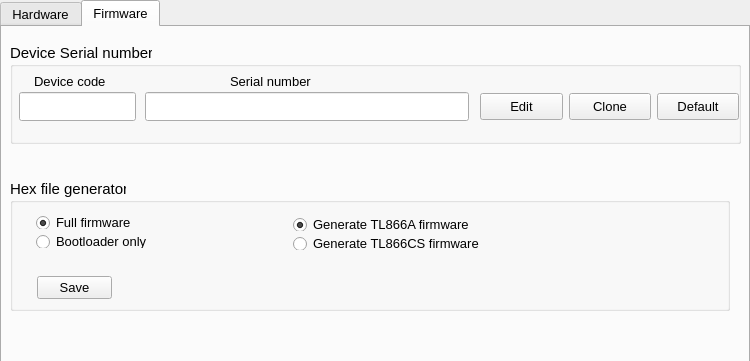
Old version of the form TL866_Updater/mainwindow.ui in the repository radiomanV/TL866.
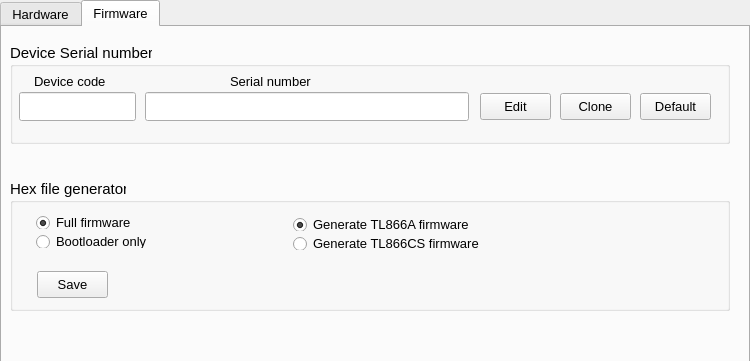
New version of the form. The open tabs and pages were chosen to show the change. Icons and pictures are not drawn.

Commit message: Fixed LibUsb crash, changed ui design errors

The edit to the form file:
```diff
--- a/TL866_Updater/mainwindow.ui
+++ b/TL866_Updater/mainwindow.ui
@@ -527,7 +527,7 @@
        <rect>
         <x>8</x>
         <y>16</y>
-        <width>731</width>
+        <width>720</width>
         <height>101</height>
        </rect>
       </property>
@@ -638,9 +638,9 @@
       <widget class="QPushButton" name="btnClone">
        <property name="geometry">
         <rect>
-         <x>559</x>
+         <x>550</x>
          <y>50</y>
-         <width>82</width>
+         <width>71</width>
          <height>27</height>
         </rect>
        </property>
@@ -658,7 +658,7 @@
         <rect>
          <x>470</x>
          <y>50</y>
-         <width>83</width>
+         <width>71</width>
          <height>27</height>
         </rect>
        </property>
@@ -674,9 +674,9 @@
       <widget class="QPushButton" name="btnDefault">
        <property name="geometry">
         <rect>
-         <x>647</x>
+         <x>630</x>
          <y>50</y>
-         <width>82</width>
+         <width>71</width>
          <height>27</height>
         </rect>
        </property>
@@ -714,9 +714,9 @@
        <property name="geometry">
         <rect>
          <x>27</x>
-         <y>97</y>
-         <width>75</width>
-         <height>23</height>
+         <y>92</y>
+         <width>71</width>
+         <height>27</height>
         </rect>
        </property>
        <property name="font">
```
The commit also changes 4 other files.
